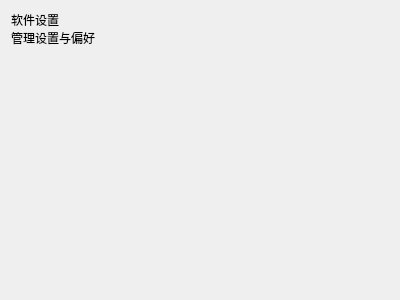
Old version of the form GUI/src/resources/settings_plugin/ui/settings_widget.ui in the repository xiaoyu12139/zengnui-manage.
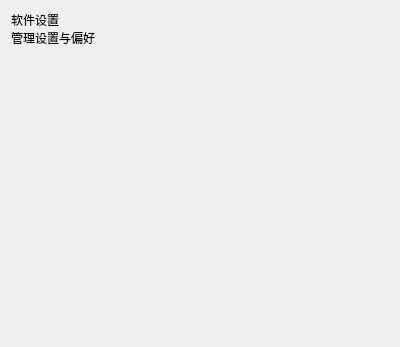
New version of the form.

```diff
--- a/GUI/src/resources/settings_plugin/ui/settings_widget.ui
+++ b/GUI/src/resources/settings_plugin/ui/settings_widget.ui
@@ -7,7 +7,7 @@
     <x>0</x>
     <y>0</y>
     <width>400</width>
-    <height>300</height>
+    <height>347</height>
    </rect>
   </property>
   <property name="windowTitle">
```
Left out of the diff: 2 changed lines with no effect on the pictures.
